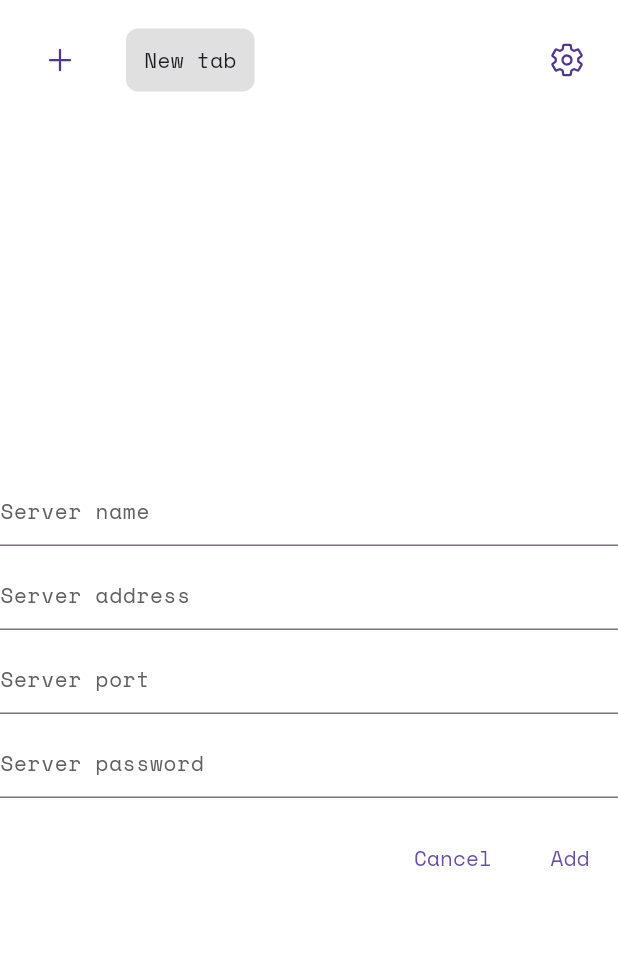
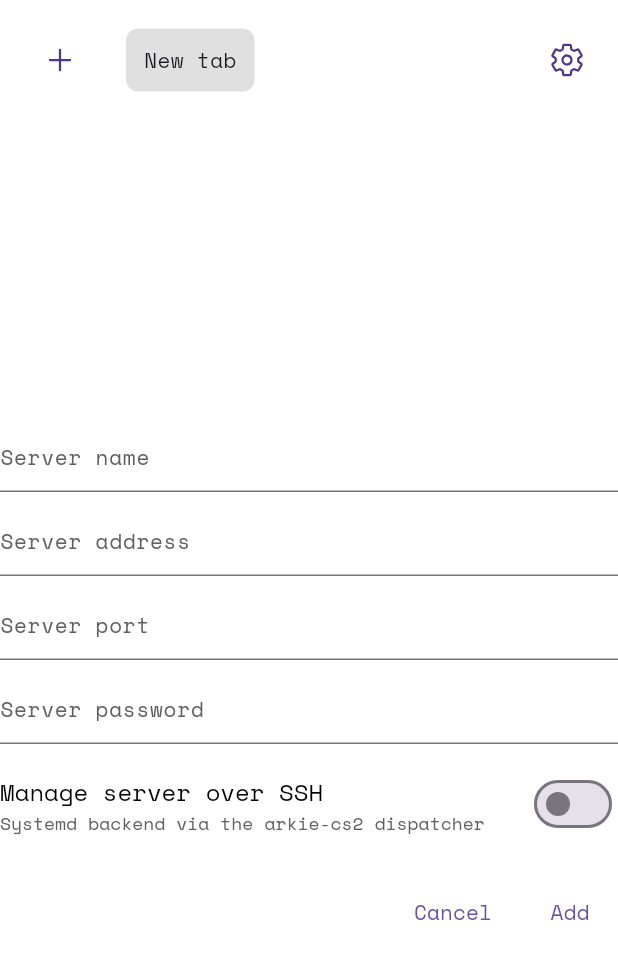
Before and after one commit to elyon-labs/arkie, a Flutter app: the screen it shows after launch, after a tap on "Add new server", on a phone screen of 412 x 824 dp. Shown: the top 959 px of the screen. Run offline on Flutter 3.47's test engine with Material 3 defaults, Android fonts, the phone set to English and light mode, and no system bars; our stand-ins replace args, dart_mappable, equatable, flutter_bloc, flutter_hooks, get_it and 7 more; missing offline and left inert: dartssh2, fuzzywuzzy, mason_logger, oxidized, version; accounts and stored records are empty; generated files the repository leaves out were written again; statements that could not run were skipped; project files that could hold a hidden picture were left out.

Commit message:
Add CS2 server process management

```diff
--- a/apps/front_end/lib/features/rcon/presentation/server_info/server_info.dart
+++ b/apps/front_end/lib/features/rcon/presentation/server_info/server_info.dart
@@ -14,6 +14,8 @@ import 'package:cs2_rcon_front_end/features/rcon/presentation/server_info/widget
 import 'package:cs2_rcon_front_end/features/rcon/presentation/server_info/widgets/delete_server_button.dart';
 import 'package:cs2_rcon_front_end/features/rcon/presentation/server_info/widgets/maps_section.dart';
 import 'package:cs2_rcon_front_end/features/rcon/presentation/server_info/widgets/sidebar_wrapper.dart';
+import 'package:cs2_rcon_front_end/features/server_management/presentation/server_management_section.dart';
+import 'package:cs2_rcon_front_end/features/servers/data/models/server.dart';
 import 'package:flutter/material.dart';
 import 'package:flutter_bloc/flutter_bloc.dart';
 import 'package:flutter_hooks/flutter_hooks.dart';
@@ -23,10 +25,10 @@ class ServerInfo extends StatelessWidget {
 
   @override
   Widget build(BuildContext context) {
-    final connection = context.select((RCONCubit cubit) => cubit.state.connection);
+    final rconState = context.select((RCONCubit cubit) => cubit.state);
 
-    return switch (connection) {
-      Loaded<RCONConnection>(:final value) => _LoadedView(connection: value),
+    return switch (rconState.connection) {
+      Loaded<RCONConnection>(:final value) => _LoadedView(connection: value, server: rconState.server),
       Error<RCONConnection>(:final error) => _ErrorView(error: error),
       _ => const SizedBox.shrink(),
     };
@@ -57,9 +59,10 @@ class _ErrorView extends StatelessWidget {
 }
 
 class _LoadedView extends HookWidget {
-  const _LoadedView({required this.connection});
+  const _LoadedView({required this.connection, required this.server});
 
   final RCONConnection connection;
+  final Server server;
 
   @override
   Widget build(BuildContext context) {
@@ -86,7 +89,7 @@ class _LoadedView extends HookWidget {
         children: [
           FlipCard(
             controller: flipController.value,
-            front: _Sections(onServerInfoViewChange: (v) => view.value = v),
+            front: _Sections(server: server, onServerInfoViewChange: (v) => view.value = v),
             back: switch (view.value) {
               _ServerInfoView.editSavedMessages => EditSavedMessages(onClose: onCloseSidebar),
               _ServerInfoView.managePlayers => ManagePlayers(onClose: onCloseSidebar),
@@ -119,7 +122,9 @@ class _LoadedView extends HookWidget {
 }
 
 class _Sections extends StatelessWidget {
-  const _Sections({required this.onServerInfoViewChange});
+  const _Sections({required this.server, required this.onServerInfoViewChange});
+
+  final Server server;
 
   final ValueSetter<_ServerInfoView> onServerInfoViewChange;
 
@@ -146,6 +151,7 @@ class _Sections extends StatelessWidget {
                 onMenuTap: () => onServerInfoViewChange(_ServerInfoView.editSavedMessages),
               ),
               MapsSection(padding: EdgeInsets.symmetric(vertical: context.sizes.unit * 1.5)),
+              ServerManagementSection(server: server),
             ],
           ),
         ),
--- a/apps/front_end/lib/features/servers/data/api/servers_api.dart
+++ b/apps/front_end/lib/features/servers/data/api/servers_api.dart
@@ -1,5 +1,6 @@
 import 'package:cs2_rcon_front_end/di/graph.dart';
 import 'package:cs2_rcon_front_end/features/servers/data/models/server.dart';
+import 'package:cs2_rcon_front_end/features/servers/data/models/server_management_config.dart';
 import 'package:hive_ce_flutter/hive_flutter.dart';
 import 'package:oxidized/oxidized.dart';
 
@@ -17,9 +18,10 @@ class ServersApi {
     required String address,
     required int port,
     required String password,
+    ServerManagementConfig? managementConfig,
   }) async {
     return Result.asyncOf(() async {
-      final server = Server.create(name: name, address: address, port: port, password: password);
+      final server = Server.create(name: name, address: address, port: port, password: password, managementConfig: managementConfig);
       await _box.put(server.id, server);
       return server;
     });
--- a/apps/front_end/lib/features/servers/data/models/server.dart
+++ b/apps/front_end/lib/features/servers/data/models/server.dart
@@ -1,3 +1,4 @@
+import 'package:cs2_rcon_front_end/features/servers/data/models/server_management_config.dart';
 import 'package:dart_mappable/dart_mappable.dart';
 import 'package:uuid/uuid.dart';
 
@@ -11,6 +12,7 @@ class Server with ServerMappable {
     required this.password,
     required this.address,
     required this.port,
+    this.managementConfig,
   });
 
   factory Server.create({
@@ -18,9 +20,17 @@ class Server with ServerMappable {
     required String address,
     required int port,
     required String password,
+    ServerManagementConfig? managementConfig,
   }) {
     final id = const Uuid().v4();
-    return Server(id: id, name: name, address: address, port: port, password: password);
+    return Server(
+      id: id,
+      name: name,
+      address: address,
+      port: port,
+      password: password,
+      managementConfig: managementConfig,
+    );
   }
 
   final String id;
@@ -28,4 +38,5 @@ class Server with ServerMappable {
   final String password;
   final String address;
   final int port;
+  final ServerManagementConfig? managementConfig;
 }
--- /dev/null
+++ b/apps/front_end/lib/features/servers/data/models/server_management_config.dart
@@ -0,0 +1,25 @@
+import 'package:dart_mappable/dart_mappable.dart';
+
+part 'server_management_config.mapper.dart';
+
+@MappableEnum()
+enum ServerManagementBackend { systemd }
+
+@MappableClass()
+class ServerManagementConfig with ServerManagementConfigMappable {
+  const ServerManagementConfig({
+    required this.backend,
+    required this.sshHost,
+    required this.sshPort,
+    required this.sshUser,
+    required this.privateKeyPath,
+    required this.hostKeyFingerprint,
+  });
+
+  final ServerManagementBackend backend;
+  final String sshHost;
+  final int sshPort;
+  final String sshUser;
+  final String privateKeyPath;
+  final String hostKeyFingerprint;
+}
--- a/apps/front_end/lib/features/servers/data/repository/servers_repository.dart
+++ b/apps/front_end/lib/features/servers/data/repository/servers_repository.dart
@@ -2,6 +2,7 @@ import 'dart:async';
 
 import 'package:cs2_rcon_front_end/features/servers/data/api/servers_api.dart';
 import 'package:cs2_rcon_front_end/features/servers/data/models/server.dart';
+import 'package:cs2_rcon_front_end/features/servers/data/models/server_management_config.dart';
 import 'package:oxidized/oxidized.dart';
 import 'package:rxdart/rxdart.dart';
 
@@ -41,9 +42,10 @@ class ServersRepository {
     required String address,
     required int port,
     required String password,
+    ServerManagementConfig? managementConfig,
   }) {
     return _mutate(
-      () => _api.addServer(name: name, address: address, port: port, password: password),
+      () => _api.addServer(name: name, address: address, port: port, password: password, managementConfig: managementConfig),
     );
   }
 
--- a/apps/front_end/lib/features/servers/domain/add_server.dart
+++ b/apps/front_end/lib/features/servers/domain/add_server.dart
@@ -1,5 +1,6 @@
 import 'package:cs2_rcon_front_end/di/graph.dart';
 import 'package:cs2_rcon_front_end/features/servers/data/models/server.dart';
+import 'package:cs2_rcon_front_end/features/servers/data/models/server_management_config.dart';
 import 'package:cs2_rcon_front_end/features/servers/data/repository/servers_repository.dart';
 import 'package:cs2_rcon_front_end/features/settings/data/repository/settings_repository.dart';
 import 'package:oxidized/oxidized.dart';
@@ -27,6 +28,7 @@ class AddServer {
     required String address,
     required int port,
     required String password,
+    ServerManagementConfig? managementConfig,
   }) async {
     final initialServers = await _serversRepository.getServers();
     final result = await _serversRepository.addServer(
@@ -34,6 +36,7 @@ class AddServer {
       address: address,
       port: port,
       password: password,
+      managementConfig: managementConfig,
     );
 
     if (initialServers.isEmpty && result.isOk()) {
--- a/apps/front_end/lib/features/servers/presentation/add_server_dialog/add_server_dialog.dart
+++ b/apps/front_end/lib/features/servers/presentation/add_server_dialog/add_server_dialog.dart
@@ -89,6 +89,8 @@ class _AddServerFormBody extends StatelessWidget {
               const ServerPortField(),
               SizedBox(height: context.sizes.unit),
               const ServerPasswordField(),
+              SizedBox(height: context.sizes.unit),
+              const _ServerManagementFields(),
               SizedBox(height: context.sizes.unit * 2),
               Row(
                 mainAxisAlignment: MainAxisAlignment.end,
@@ -112,3 +114,57 @@ class _AddServerFormBody extends StatelessWidget {
     );
   }
 }
+
+
+class _ServerManagementFields extends StatelessWidget {
+  const _ServerManagementFields();
+
+  @override
+  Widget build(BuildContext context) {
+    final state = context.select((AddServerDialogCubit cubit) => cubit.state);
+
+    return Column(
+      crossAxisAlignment: CrossAxisAlignment.stretch,
+      children: [
+        SwitchListTile(
+          contentPadding: EdgeInsets.zero,
+          title: const Text('Manage server over SSH'),
+          subtitle: const Text('Systemd backend via the arkie-cs2 dispatcher'),
+          value: state.enableManagement,
+          onChanged: context.read<AddServerDialogCubit>().setEnableManagement,
+        ),
+        if (state.enableManagement) ...[
+          TextField(
+            onChanged: context.read<AddServerDialogCubit>().setSshHost,
+            keyboardType: TextInputType.url,
+            decoration: const InputDecoration(hintText: 'SSH host'),
+          ),
+          SizedBox(height: context.sizes.unit),
+          TextField(
+            onChanged: (value) => context.read<AddServerDialogCubit>().setSshPort(
+              int.tryParse(value) ?? state.sshPort,
+            ),
+            keyboardType: TextInputType.number,
+            decoration: const InputDecoration(hintText: 'SSH port (default 22)'),
+          ),
+          SizedBox(height: context.sizes.unit),
+          TextFormField(
+            initialValue: state.sshUser,
+            onChanged: context.read<AddServerDialogCubit>().setSshUser,
+            decoration: const InputDecoration(hintText: 'SSH user (arkie-cs2)'),
+          ),
+          SizedBox(height: context.sizes.unit),
+          TextField(
+            onChanged: context.read<AddServerDialogCubit>().setPrivateKeyPath,
+            decoration: const InputDecoration(hintText: 'Private key path on this computer'),
+          ),
+          SizedBox(height: context.sizes.unit),
+          TextField(
+            onChanged: context.read<AddServerDialogCubit>().setHostKeyFingerprint,
+            decoration: const InputDecoration(hintText: 'Host key fingerprint (SHA256:...)'),
+          ),
+        ],
+      ],
+    );
+  }
+}
--- a/apps/front_end/lib/features/servers/presentation/add_server_dialog/add_server_dialog_state.dart
+++ b/apps/front_end/lib/features/servers/presentation/add_server_dialog/add_server_dialog_state.dart
@@ -13,6 +13,12 @@ class AddServerDialogState with AddServerDialogStateMappable {
     required this.address,
     required this.port,
     required this.password,
+    this.enableManagement = false,
+    this.sshHost = '',
+    this.sshPort = 22,
+    this.sshUser = 'arkie-cs2',
+    this.privateKeyPath = '',
+    this.hostKeyFingerprint = '',
   });
 
   factory AddServerDialogState.initial() {
@@ -30,4 +36,10 @@ class AddServerDialogState with AddServerDialogStateMappable {
   final String address;
   final int port;
   final String password;
+  final bool enableManagement;
+  final String sshHost;
+  final int sshPort;
+  final String sshUser;
+  final String privateKeyPath;
+  final String hostKeyFingerprint;
 }
--- a/apps/front_end/lib/hive/hive_adapters.dart
+++ b/apps/front_end/lib/hive/hive_adapters.dart
@@ -1,10 +1,13 @@
 import 'package:cs2_rcon_front_end/features/rcon/data/models/message.dart';
 import 'package:cs2_rcon_front_end/features/rcon/data/models/saved_message.dart';
 import 'package:cs2_rcon_front_end/features/servers/data/models/server.dart';
+import 'package:cs2_rcon_front_end/features/servers/data/models/server_management_config.dart';
 import 'package:hive_ce/hive.dart';
 
 @GenerateAdapters([
   AdapterSpec<Server>(),
+  AdapterSpec<ServerManagementConfig>(),
+  AdapterSpec<ServerManagementBackend>(),
   AdapterSpec<Message>(),
   AdapterSpec<Sender>(),
   AdapterSpec<SavedMessage>(),
--- a/apps/front_end/pubspec.yaml
+++ b/apps/front_end/pubspec.yaml
@@ -9,6 +9,7 @@ environment:
 resolution: workspace
 
 dependencies:
+  dartssh2: ^2.12.0
   collection: ^1.19.1
   cs2_rcon_client:
     path: ../../packages/client
```
Also changed, not shown: apps/front_end/lib/features/server_management/data/server_management_service.dart (added, +78 -0 lines), apps/front_end/lib/features/server_management/presentation/server_management_section.dart (added, +94 -0 lines), apps/front_end/lib/features/servers/data/models/server.mapper.dart (+9 -0 lines), apps/front_end/lib/features/servers/data/models/server_management_config.mapper.dart (added, +69 -0 lines), apps/front_end/lib/features/servers/presentation/add_server_dialog/add_server_dialog_cubit.dart (+67 -1 lines), apps/front_end/lib/features/servers/presentation/add_server_dialog/add_server_dialog_state.mapper.dart (+49 -0 lines), apps/front_end/lib/hive/hive_adapters.g.dart, apps/front_end/lib/hive/hive_registrar.g.dart, 2 other files.
